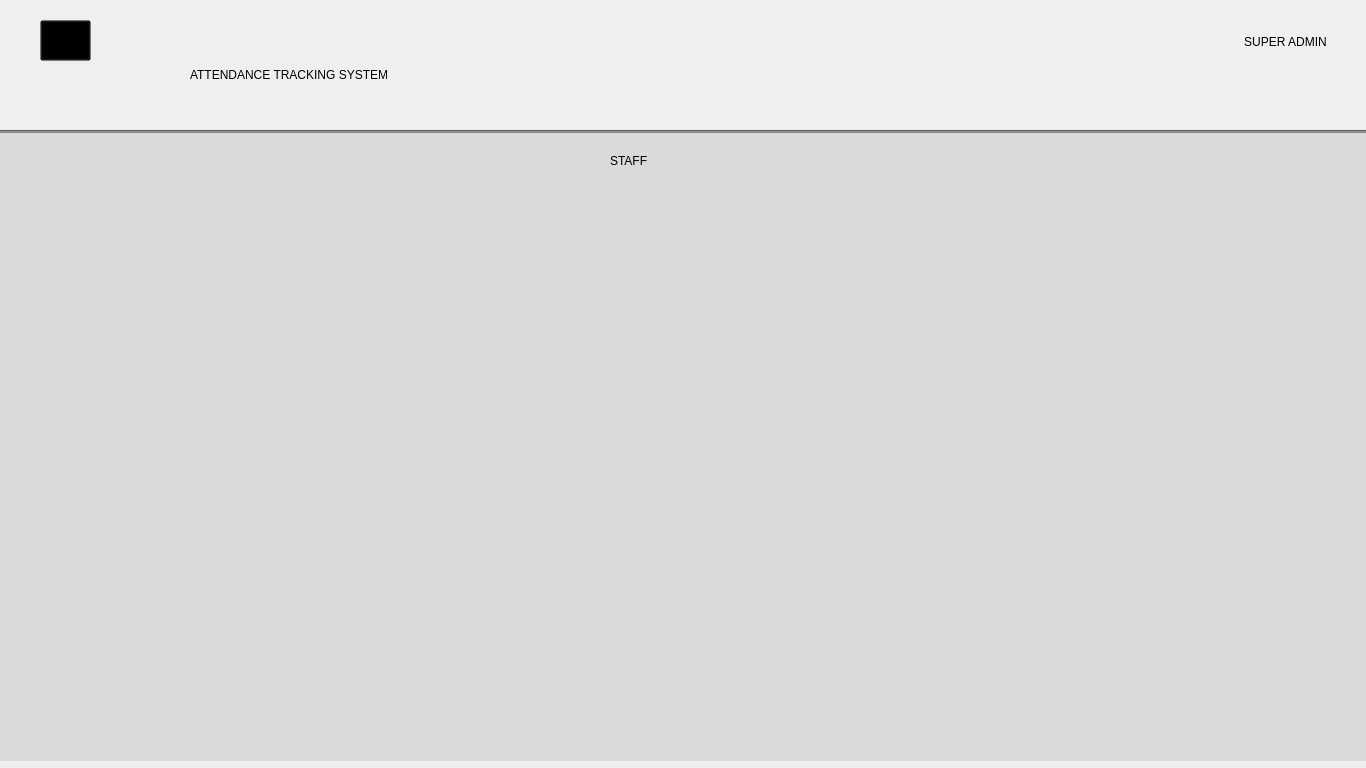
This is ui/superAdmin.ui in HimoJCode/Automated-Attendance-Tracking as Qt 5 draws it before an edit. The edited form follows.
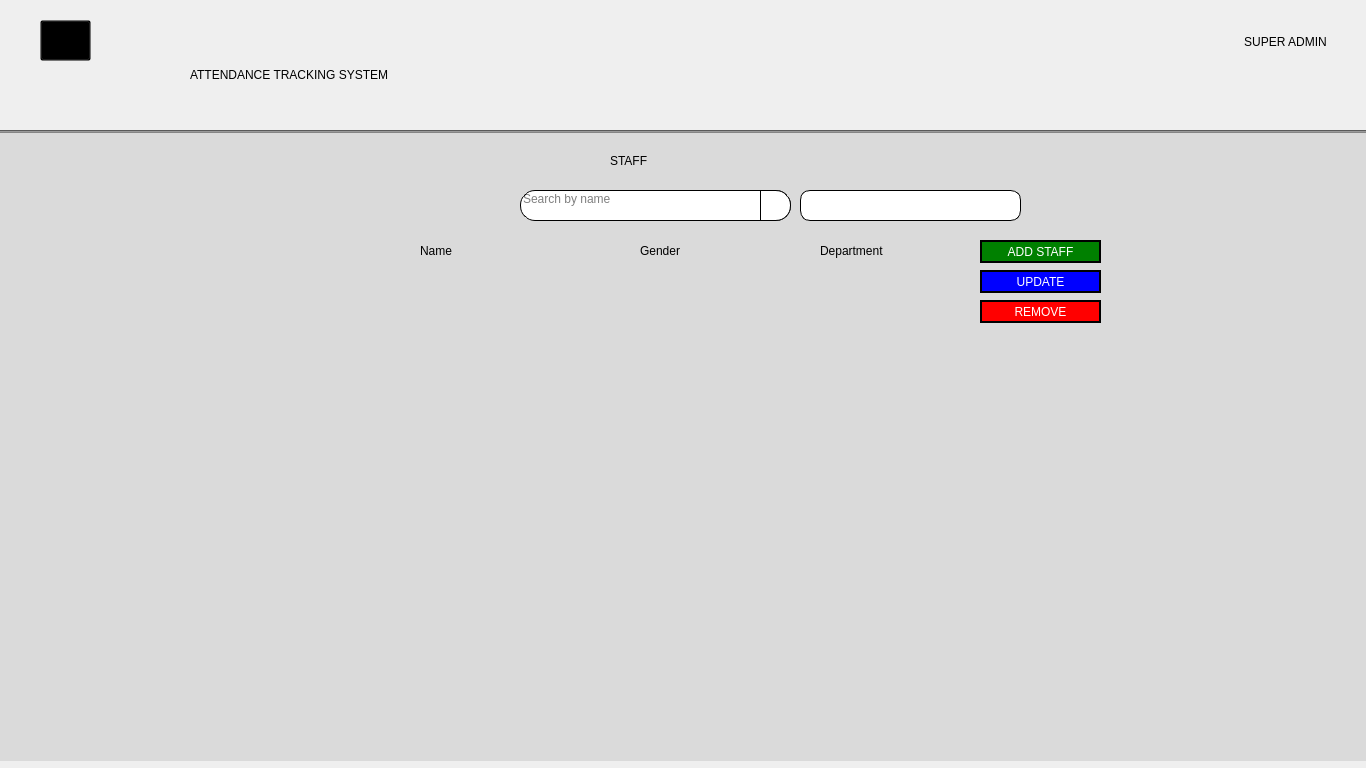
This is the edited form. The open tabs and pages were chosen to show the change. Icons and pictures are not drawn.

Commit message: Done Super Admin UI with functionality only the print is not working pa

The edit to the form file:
```diff
--- a/ui/superAdmin.ui
+++ b/ui/superAdmin.ui
@@ -1721,6 +1721,391 @@
           <string>STAFF</string>
          </property>
         </widget>
+        <widget class="QFrame" name="frame_6">
+         <property name="geometry">
+          <rect>
+           <x>350</x>
+           <y>100</y>
+           <width>611</width>
+           <height>41</height>
+          </rect>
+         </property>
+         <property name="styleSheet">
+          <string notr="true">QFrame{
+background: transparent;
+}
+QLabel{
+font: 63 15pt &quot;Segoe UI Semibold&quot;;
+background: transparent;
+color: #000000;
+}</string>
+         </property>
+         <property name="frameShape">
+          <enum>QFrame::StyledPanel</enum>
+         </property>
+         <property name="frameShadow">
+          <enum>QFrame::Raised</enum>
+         </property>
+         <widget class="QLabel" name="label_31">
+          <property name="geometry">
+           <rect>
+            <x>70</x>
+            <y>10</y>
+            <width>101</width>
+            <height>21</height>
+           </rect>
+          </property>
+          <property name="text">
+           <string>Name</string>
+          </property>
+         </widget>
+         <widget class="QLabel" name="label_32">
+          <property name="geometry">
+           <rect>
+            <x>290</x>
+            <y>10</y>
+            <width>91</width>
+            <height>21</height>
+           </rect>
+          </property>
+          <property name="text">
+           <string>Gender</string>
+          </property>
+         </widget>
+         <widget class="QLabel" name="label_33">
+          <property name="geometry">
+           <rect>
+            <x>470</x>
+            <y>5</y>
+            <width>111</width>
+            <height>31</height>
+           </rect>
+          </property>
+          <property name="text">
+           <string>Department</string>
+          </property>
+         </widget>
+        </widget>
+        <widget class="QPushButton" name="addStaff_btn">
+         <property name="geometry">
+          <rect>
+           <x>980</x>
+           <y>110</y>
+           <width>121</width>
+           <height>23</height>
+          </rect>
+         </property>
+         <property name="styleSheet">
+          <string notr="true">background-color: green;
+font: 63 10pt &quot;Segoe UI Semibold&quot;;
+border: 2px solid black;
+color: white;</string>
+         </property>
+         <property name="text">
+          <string>ADD STAFF</string>
+         </property>
+         <property name="icon">
+          <iconset resource="../resources/res.qrc">
+           <normaloff>:/resources/add (1).png</normaloff>:/resources/add (1).png</iconset>
+         </property>
+        </widget>
+        <widget class="QPushButton" name="updateStaff_btn">
+         <property name="geometry">
+          <rect>
+           <x>980</x>
+           <y>140</y>
+           <width>121</width>
+           <height>23</height>
+          </rect>
+         </property>
+         <property name="styleSheet">
+          <string notr="true">background-color: blue;
+font: 63 10pt &quot;Segoe UI Semibold&quot;;
+border: 2px solid black;
+color: white;</string>
+         </property>
+         <property name="text">
+          <string>UPDATE</string>
+         </property>
+         <property name="icon">
+          <iconset resource="../resources/res.qrc">
+           <normaloff>:/resources/pen.png</normaloff>:/resources/pen.png</iconset>
+         </property>
+        </widget>
+        <widget class="QPushButton" name="removeStaff_btn">
+         <property name="geometry">
+          <rect>
+           <x>980</x>
+           <y>170</y>
+           <width>121</width>
+           <height>23</height>
+          </rect>
+         </property>
+         <property name="styleSheet">
+          <string notr="true">background-color: red;
+font: 63 10pt &quot;Segoe UI Semibold&quot;;
+border: 2px solid black;
+color: white;</string>
+         </property>
+         <property name="text">
+          <string>REMOVE</string>
+         </property>
+         <property name="icon">
+          <iconset resource="../resources/res.qrc">
+           <normaloff>:/resources/images-removebg-preview (1).png</normaloff>:/resources/images-removebg-preview (1).png</iconset>
+         </property>
+        </widget>
+        <widget class="QLineEdit" name="staff_searchBar">
+         <property name="geometry">
+          <rect>
+           <x>520</x>
+           <y>60</y>
+           <width>271</width>
+           <height>31</height>
+          </rect>
+         </property>
+         <property name="styleSheet">
+          <string notr="true">color: #000000;
+font: 63 14pt &quot;Segoe UI Semibold&quot;;
+background: transparent;
+background-color: #ffffff;
+
+border-top: 1px solid black;
+border-right: 1px solid black;
+border-bottom: 1px solid black;
+border-left: 1px solid black;
+
+border-top-right-radius: 15px;
+border-bottom-right-radius: 15px;
+border-top-left-radius: 15px;
+border-bottom-left-radius: 15px;
+</string>
+         </property>
+         <property name="alignment">
+          <set>Qt::AlignLeading|Qt::AlignLeft|Qt::AlignTop</set>
+         </property>
+         <property name="placeholderText">
+          <string>Search by name</string>
+         </property>
+        </widget>
+        <widget class="QPushButton" name="searchButton_3">
+         <property name="geometry">
+          <rect>
+           <x>760</x>
+           <y>60</y>
+           <width>31</width>
+           <height>31</height>
+          </rect>
+         </property>
+         <property name="styleSheet">
+          <string notr="true">background-color: #ffffff;
+
+border-top: 1px solid black;
+border-left: 1px solid black;
+border-bottom: 1px solid black;
+border-right: 1px solid black;
+
+border-top-right-radius: 15px;
+border-bottom-right-radius: 15px;</string>
+         </property>
+         <property name="text">
+          <string/>
+         </property>
+         <property name="icon">
+          <iconset resource="../resources/res.qrc">
+           <normaloff>:/resources/download-removebg-preview.png</normaloff>:/resources/download-removebg-preview.png</iconset>
+         </property>
+         <property name="iconSize">
+          <size>
+           <width>25</width>
+           <height>30</height>
+          </size>
+         </property>
+        </widget>
+        <widget class="QComboBox" name="departmentFilter">
+         <property name="geometry">
+          <rect>
+           <x>800</x>
+           <y>60</y>
+           <width>221</width>
+           <height>31</height>
+          </rect>
+         </property>
+         <property name="layoutDirection">
+          <enum>Qt::LeftToRight</enum>
+         </property>
+         <property name="styleSheet">
+          <string notr="true">QComboBox {
+    background: #ffffff;
+    border: 1px solid black;
+    border-radius: 10px;
+    padding: 5px;
+    font: 63 12pt &quot;Segoe UI Semibold&quot;;
+}
+
+/* Drop-down list styling */
+QComboBox QAbstractItemView {
+    background-color: #ffffff;
+    selection-background-color: #0078d7;
+    selection-color: #ffffff;
+}
+
+QComboBox::drop-down {
+    subcontrol-origin: padding;
+    subcontrol-position: top right;
+    width: 30px;
+	height: 30px;
+	background: transparent;
+}
+
+QComboBox::down-arrow {
+ 	image: url(:/resources/sort.png);
+    width: 20px;
+    height: 20px;
+}
+</string>
+         </property>
+         <property name="iconSize">
+          <size>
+           <width>20</width>
+           <height>20</height>
+          </size>
+         </property>
+         <property name="frame">
+          <bool>false</bool>
+         </property>
+        </widget>
+        <widget class="QTableWidget" name="staffTable">
+         <property name="geometry">
+          <rect>
+           <x>370</x>
+           <y>140</y>
+           <width>601</width>
+           <height>391</height>
+          </rect>
+         </property>
+         <property name="styleSheet">
+          <string notr="true">QTableWidget {
+    background: transparent;
+    color: #000000;
+    border: none;
+    gridline-color: transparent;
+    outline: none;
+    padding: 5px;
+    font-size: 17px;
+}
+QHeaderView::section {
+    background-color: transparent;
+    color: #000000;
+    font-size: 12px;
+    border: none;
+    padding: 5px;
+    text-align: left;  /* Align header titles consistently */
+}
+
+QTableWidget::item {
+    padding: 3px;
+    border: none;
+    text-align: left;  /* Important for item alignment */
+}
+
+QTableWidget::item:selected {
+    background-color: transparent;
+    color: #000000;
+}
+
+QTableWidget::item {
+    selection-background-color: transparent;
+    selection-color: #000000;
+}
+
+QHeaderView::section:horizontal {
+    background-color: transparent;
+    color: 000000;
+    border: none;
+    font-size: 7px;
+}
+</string>
+         </property>
+         <property name="verticalScrollBarPolicy">
+          <enum>Qt::ScrollBarAsNeeded</enum>
+         </property>
+         <property name="horizontalScrollBarPolicy">
+          <enum>Qt::ScrollBarAlwaysOff</enum>
+         </property>
+         <property name="editTriggers">
+          <set>QAbstractItemView::NoEditTriggers</set>
+         </property>
+         <property name="selectionBehavior">
+          <enum>QAbstractItemView::SelectRows</enum>
+         </property>
+         <property name="showGrid">
+          <bool>false</bool>
+         </property>
+         <attribute name="horizontalHeaderVisible">
+          <bool>false</bool>
+         </attribute>
+         <attribute name="horizontalHeaderCascadingSectionResizes">
+          <bool>true</bool>
+         </attribute>
+         <attribute name="verticalHeaderVisible">
+          <bool>false</bool>
+         </attribute>
+         <attribute name="verticalHeaderCascadingSectionResizes">
+          <bool>false</bool>
+         </attribute>
+         <attribute name="verticalHeaderMinimumSectionSize">
+          <number>25</number>
+         </attribute>
+         <attribute name="verticalHeaderDefaultSectionSize">
+          <number>60</number>
+         </attribute>
+         <attribute name="verticalHeaderHighlightSections">
+          <bool>true</bool>
+         </attribute>
+         <attribute name="verticalHeaderShowSortIndicator" stdset="0">
+          <bool>false</bool>
+         </attribute>
+         <attribute name="verticalHeaderStretchLastSection">
+          <bool>true</bool>
+         </attribute>
+         <column>
+          <property name="text">
+           <string>Name</string>
+          </property>
+         </column>
+         <column>
+          <property name="text">
+           <string>Gender</string>
+          </property>
+          <property name="textAlignment">
+           <set>AlignLeading|AlignVCenter</set>
+          </property>
+         </column>
+         <column>
+          <property name="text">
+           <string>Department</string>
+          </property>
+         </column>
+        </widget>
+        <widget class="QLabel" name="noStaffLabel">
+         <property name="geometry">
+          <rect>
+           <x>510</x>
+           <y>150</y>
+           <width>291</width>
+           <height>21</height>
+          </rect>
+         </property>
+         <property name="styleSheet">
+          <string notr="true">font: 87 14pt &quot;Segoe UI Black&quot;;
+background: transparent;
+color: #000000;</string>
+         </property>
+         <property name="text">
+          <string/>
+         </property>
+        </widget>
        </widget>
       </widget>
       <zorder>stackedWidget</zorder>
```
Left out of the diff: 25 changed lines with no effect on the pictures. The commit also changes 13 other files.
